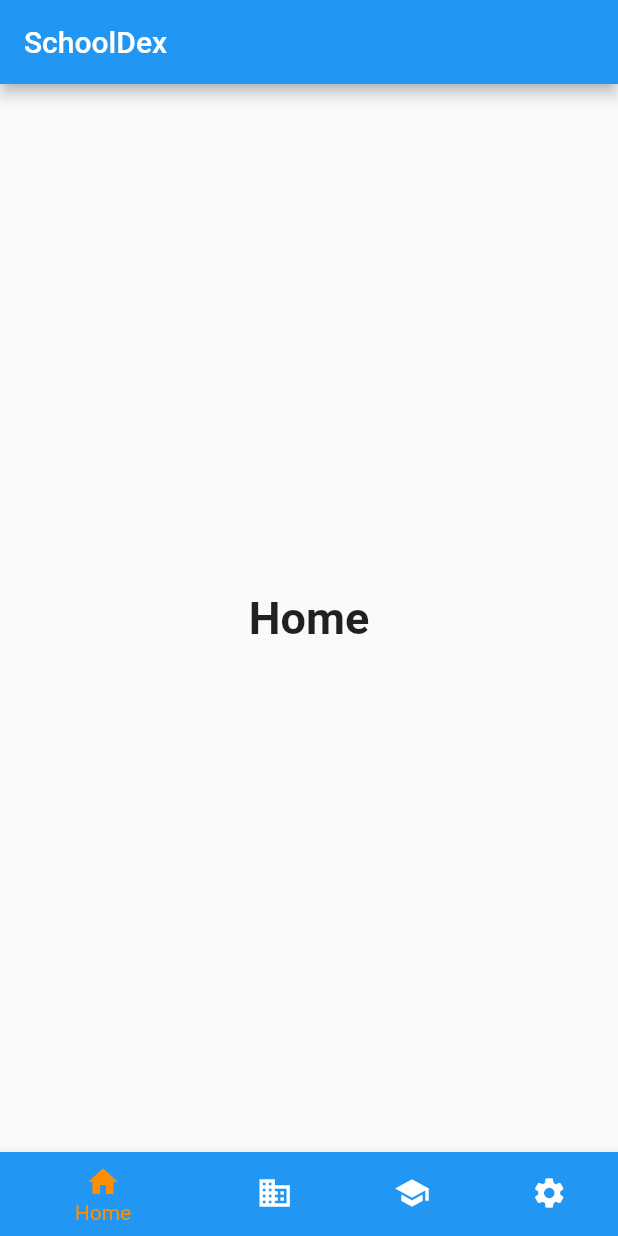
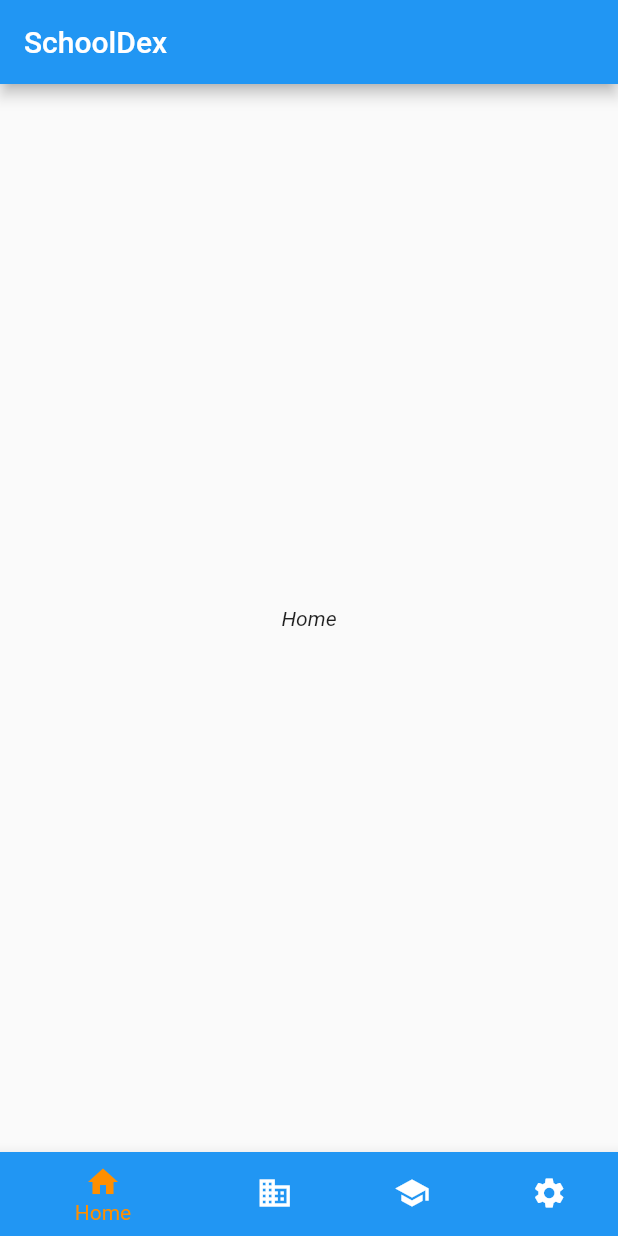
Before and after one commit to thatzanex/SchoolDex, a Flutter app: the screen it shows after launch, on a phone screen of 412 x 824 dp. Run offline on Flutter 3.47's test engine with Material 2 defaults, Android fonts, the phone set to English and light mode, and no system bars.

Commit message:
Update main.dart

```diff
--- a/first_app/lib/main.dart
+++ b/first_app/lib/main.dart
@@ -30,7 +30,7 @@ class _MyStatefulWidgetState extends State<MyStatefulWidget> {
   static const List<Widget> _widgetOptions = <Widget>[
     Text(
       'Home',
-      style: optionStyle,
+      style: TextStyle(fontStyle: FontStyle.italic),
     ),
     Text(
       'Business',
```
